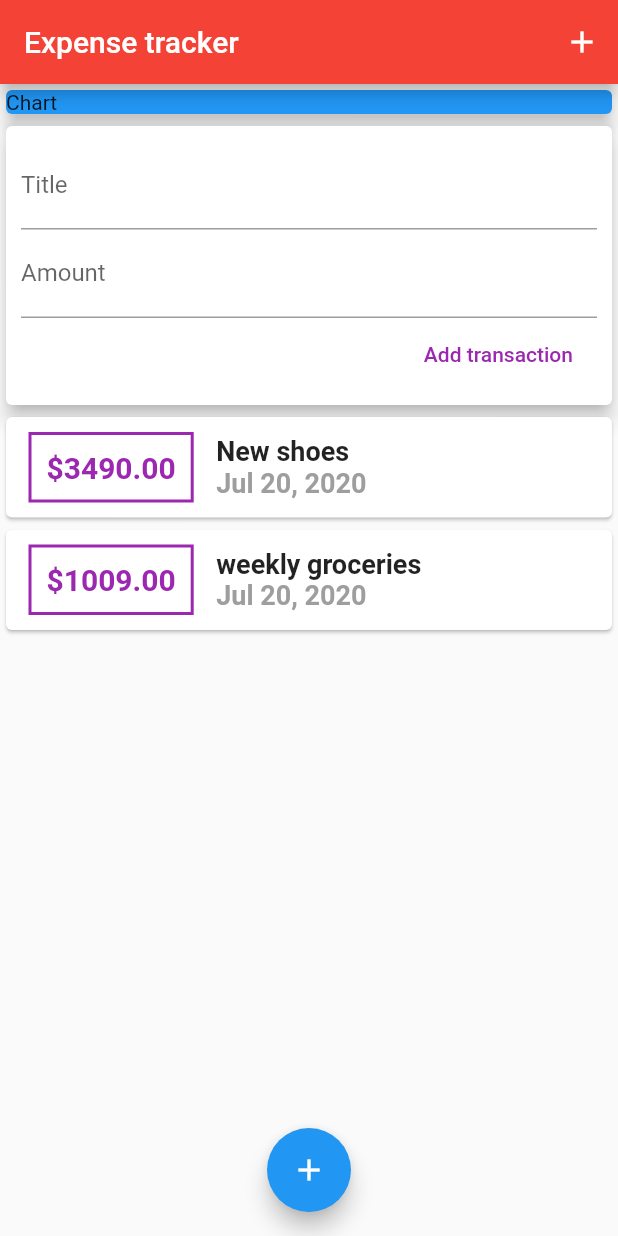
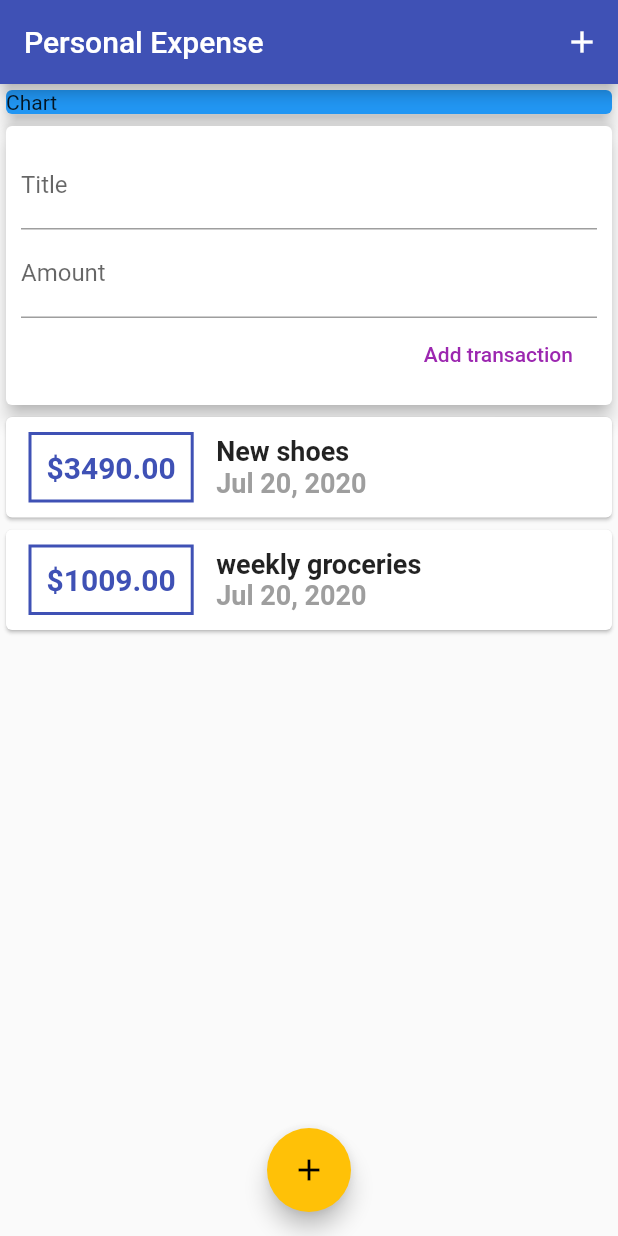
Before and after one commit to alabobriggs/expense-tracker-app, a Flutter app: the screen it shows after launch, on a phone screen of 412 x 824 dp. Run offline on Flutter 3.47's test engine with Material 2 defaults, Android fonts, the phone set to English and light mode, and no system bars.

Commit message:
add appplication theme

```diff
--- a/lib/main.dart
+++ b/lib/main.dart
@@ -9,6 +9,11 @@ class MyApp extends StatelessWidget {
   @override
   Widget build(BuildContext context) {
     return MaterialApp(
+      title: 'Personal Expense',
+      theme: ThemeData(
+        primarySwatch: Colors.indigo,
+        accentColor: Colors.amber
+      ),
       debugShowCheckedModeBanner: false,
       home: MyHomePage(),
     );
@@ -67,8 +72,7 @@ class _MyAppState extends State<MyHomePage> {
     // below uses named arguments
     return Scaffold(
         appBar: AppBar(
-          backgroundColor: Colors.red,
-          title: Text('Expense tracker'),
+          title: Text('Personal Expense'),
           actions: <Widget>[
             IconButton(
               icon: Icon(Icons.add),
--- a/lib/widgets/transaction_list.dart
+++ b/lib/widgets/transaction_list.dart
@@ -20,9 +20,10 @@ class TransactionList extends StatelessWidget {
                   child: Text(
                     '\$${userTransactions[idx].amount.toStringAsFixed(2)}',
                     style: TextStyle(
-                        fontWeight: FontWeight.bold,
-                        fontSize: 20,
-                        color: Colors.purple),
+                      fontWeight: FontWeight.bold,
+                      fontSize: 20,
+                      color: Theme.of(context).primaryColor,
+                    ),
                   ),
                   margin: EdgeInsets.symmetric(
                     vertical: 10,
@@ -30,7 +31,7 @@ class TransactionList extends StatelessWidget {
                   ),
                   decoration: BoxDecoration(
                     border: Border.all(
-                      color: Colors.purple,
+                      color: Theme.of(context).primaryColor,
                       width: 2,
                     ),
                   ),
```
